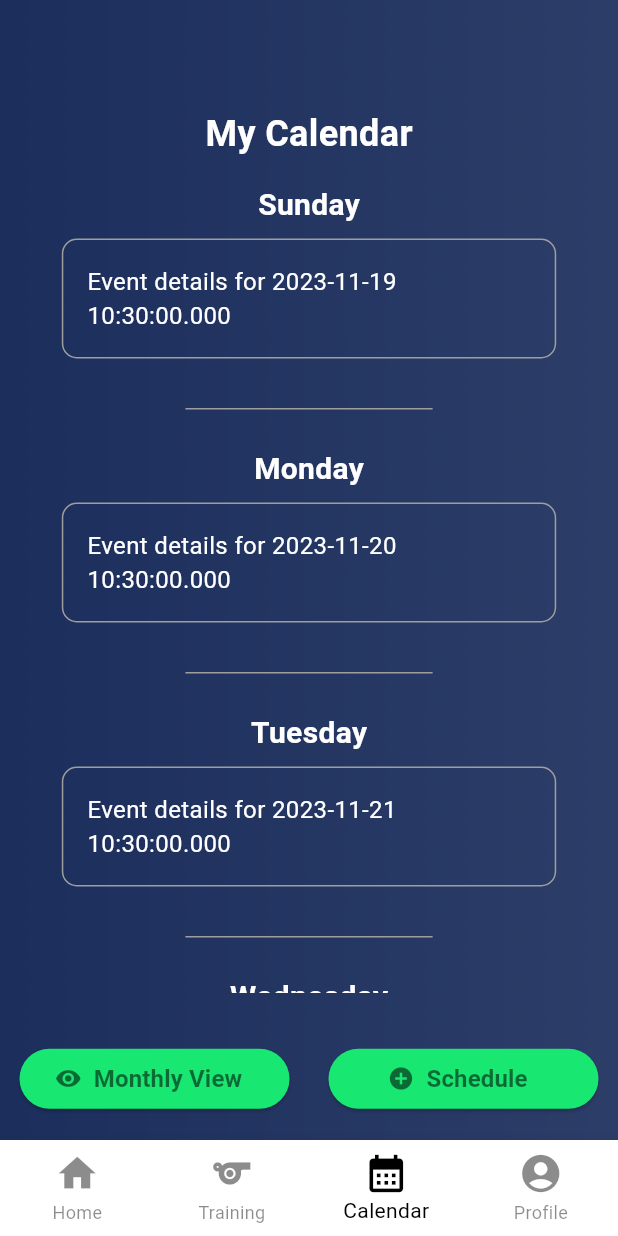
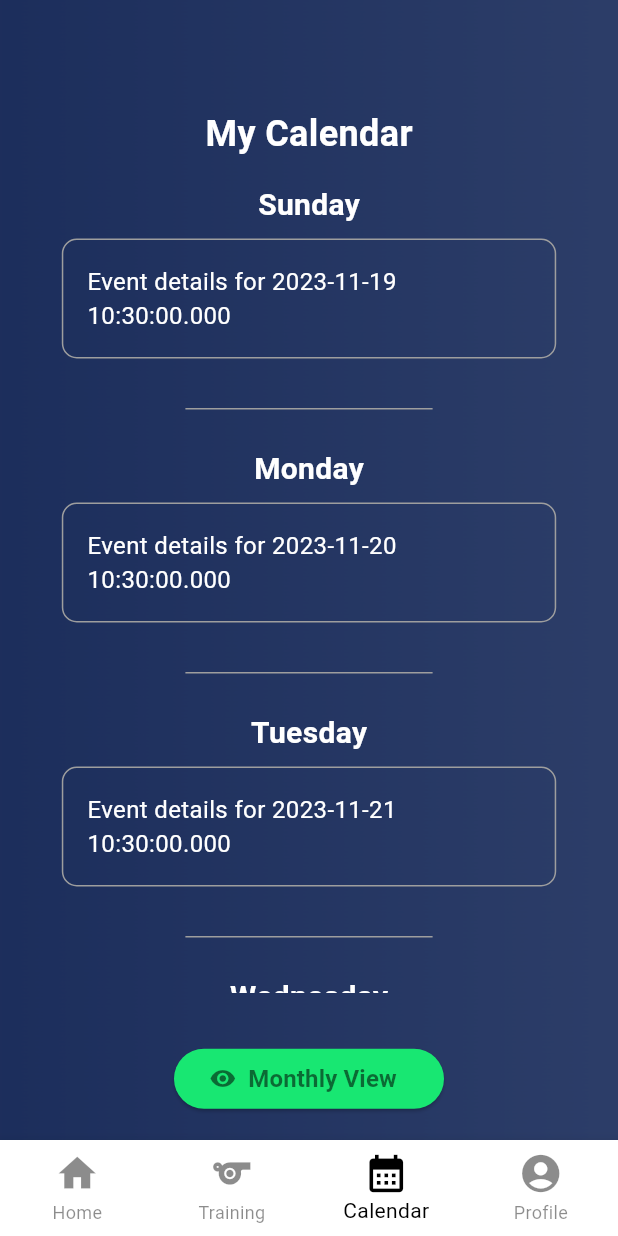
Before and after one commit to ipm13/trainlink, a Flutter app: the Calendar screen opened by its route, on a phone screen of 412 x 824 dp. Run offline on Flutter 3.47's test engine with Material 2 defaults, Android fonts, the phone set to English and light mode, and no system bars; our stand-ins replace email_validator, flutter_native_splash, image_picker, shared_preferences; accounts and stored records are empty.

Commit message:
Quick Fix on Calendar

```diff
--- a/lib/calendar.dart
+++ b/lib/calendar.dart
@@ -73,7 +73,7 @@ class _CalendarState extends State<Calendar> {
                       Expanded(
                         flex: 1,
                         child: Row(
-                          mainAxisAlignment: MainAxisAlignment.spaceAround,
+                          mainAxisAlignment: role.contains("Coach") ? MainAxisAlignment.spaceAround : MainAxisAlignment.center,
                           children: [
                             SizedBox(
                               width: 180,
@@ -93,6 +93,7 @@ class _CalendarState extends State<Calendar> {
                                 label: buttonLabelStyle('Monthly View'),
                               ),
                             ),
+                            if(role.contains("Coach"))
                             SizedBox(
                               width: 180,
                               child: ElevatedButton.icon(
```
